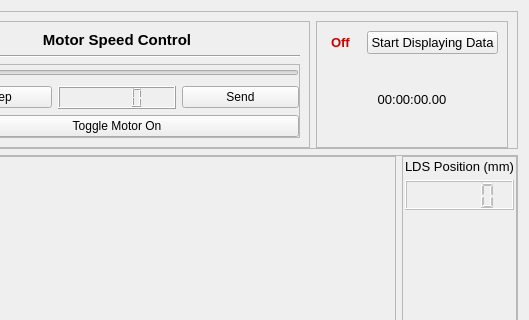
This is Scenes/ShockDyno/shock_dyno.ui in Georgia-Tech-Off-Road/GTORDaata as Qt 5 draws it before an edit; both pictures show x 347 to 876 and y 0 to 320 of the 876 by 599 pixel window. The edited form follows.
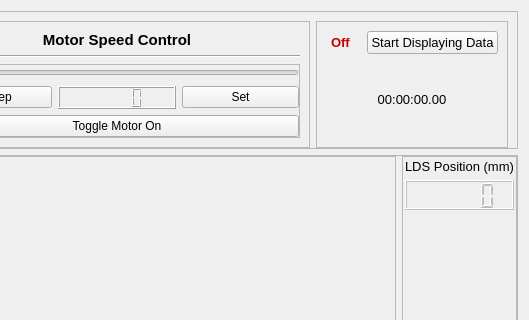
This is the edited form.

Commit message: Changing motor speed button text to make more sense

Diff of the .ui file:
```diff
--- a/Scenes/ShockDyno/shock_dyno.ui
+++ b/Scenes/ShockDyno/shock_dyno.ui
@@ -311,7 +311,7 @@
               <item>
                <widget class="QPushButton" name="send_speed">
                 <property name="text">
-                 <string>Send</string>
+                 <string>Set</string>
                 </property>
                </widget>
               </item>
```
